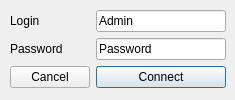
Old version of the form Projet/login.ui in the repository RakSrinaNa/DI4---QT.
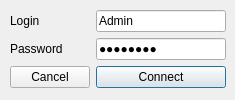
New version of the form.

```diff
--- a/Projet/login.ui
+++ b/Projet/login.ui
@@ -70,6 +70,9 @@
       <property name="text">
        <string>Password</string>
       </property>
+      <property name="echoMode">
+       <enum>QLineEdit::Password</enum>
+      </property>
      </widget>
     </item>
     <item row="2" column="0">
```
